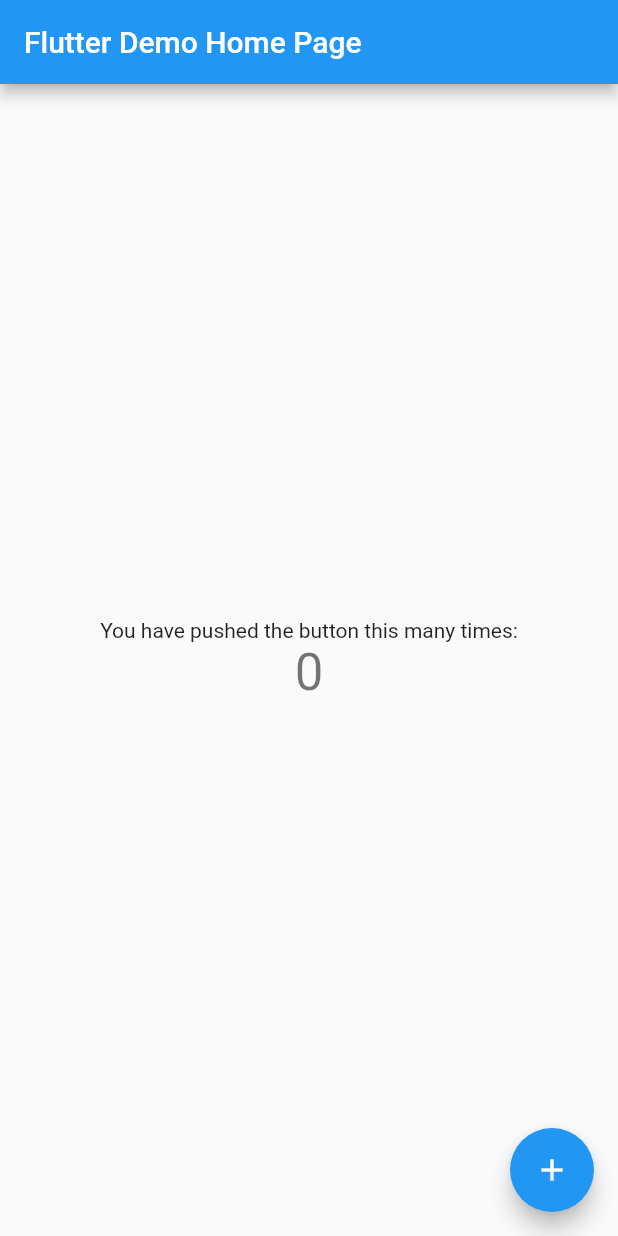
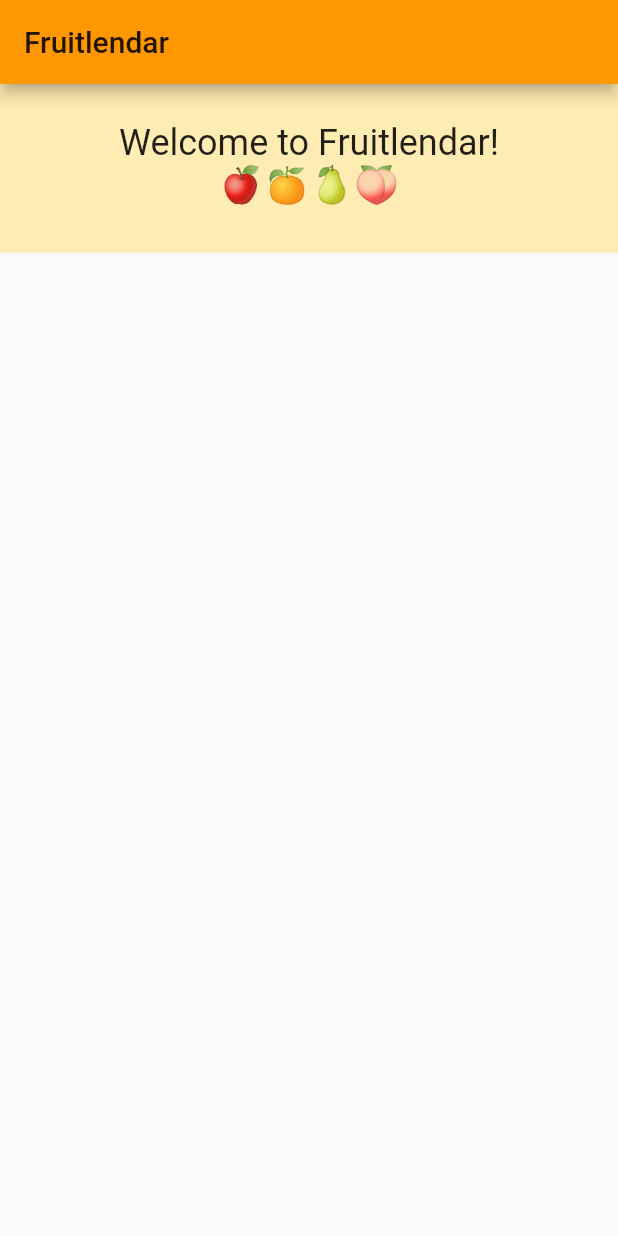
Before and after one commit to jennclee/fruitlendar, a Flutter app: the screen it shows after launch, on a phone screen of 412 x 824 dp. Run offline on Flutter 3.47's test engine with Material 2 defaults, Android fonts, the phone set to English and light mode, and no system bars.

Commit message:
Create hero section

```diff
--- /dev/null
+++ b/lib/hero.dart
@@ -0,0 +1,29 @@
+import 'package:flutter/material.dart';
+
+class HeroSection extends StatelessWidget {
+  HeroSection({Key key, this.title}) : super(key: key);
+  final String title;
+
+  @override
+  Widget build(BuildContext context) {
+    return Center(
+        child: Flexible(
+            flex: 2,
+            fit: FlexFit.tight,
+            child: Container(
+                constraints: BoxConstraints.expand(
+                  height: Theme.of(context).textTheme.headline4.fontSize * 1.1 +
+                      75.0,
+                ),
+                padding: const EdgeInsets.all(25.0),
+                color: Colors.amber[100],
+                child: Text(
+                  'Welcome to Fruitlendar! \n🍎🍊🍐🍑',
+                  textAlign: TextAlign.center,
+                  style: TextStyle(
+                    fontSize: 24,
+                    color: Colors.black87,
+                  ),
+                ))));
+  }
+}
--- a/lib/main.dart
+++ b/lib/main.dart
@@ -1,117 +1,41 @@
 import 'package:flutter/material.dart';
+import 'hero.dart';
 
 void main() {
   runApp(MyApp());
 }
 
 class MyApp extends StatelessWidget {
-  // This widget is the root of your application.
+  static const String _title = 'Fruitlendar';
+
   @override
   Widget build(BuildContext context) {
     return MaterialApp(
-      title: 'Flutter Demo',
+      title: _title,
       theme: ThemeData(
-        // This is the theme of your application.
-        //
-        // Try running your application with "flutter run". You'll see the
-        // application has a blue toolbar. Then, without quitting the app, try
-        // changing the primarySwatch below to Colors.green and then invoke
-        // "hot reload" (press "r" in the console where you ran "flutter run",
-        // or simply save your changes to "hot reload" in a Flutter IDE).
-        // Notice that the counter didn't reset back to zero; the application
-        // is not restarted.
-        primarySwatch: Colors.blue,
-        // This makes the visual density adapt to the platform that you run
-        // the app on. For desktop platforms, the controls will be smaller and
-        // closer together (more dense) than on mobile platforms.
+        primarySwatch: Colors.orange,
+        accentColor: Colors.lightGreen[300],
         visualDensity: VisualDensity.adaptivePlatformDensity,
       ),
-      home: MyHomePage(title: 'Flutter Demo Home Page'),
+      home: MyHomePage(title: _title),
     );
   }
 }
 
-class MyHomePage extends StatefulWidget {
+class MyHomePage extends StatelessWidget {
   MyHomePage({Key key, this.title}) : super(key: key);
-
-  // This widget is the home page of your application. It is stateful, meaning
-  // that it has a State object (defined below) that contains fields that affect
-  // how it looks.
-
-  // This class is the configuration for the state. It holds the values (in this
-  // case the title) provided by the parent (in this case the App widget) and
-  // used by the build method of the State. Fields in a Widget subclass are
-  // always marked "final".
-
   final String title;
 
   @override
-  _MyHomePageState createState() => _MyHomePageState();
-}
-
-class _MyHomePageState extends State<MyHomePage> {
-  int _counter = 0;
-
-  void _incrementCounter() {
-    setState(() {
-      // This call to setState tells the Flutter framework that something has
-      // changed in this State, which causes it to rerun the build method below
-      // so that the display can reflect the updated values. If we changed
-      // _counter without calling setState(), then the build method would not be
-      // called again, and so nothing would appear to happen.
-      _counter++;
-    });
-  }
-
-  @override
   Widget build(BuildContext context) {
-    // This method is rerun every time setState is called, for instance as done
-    // by the _incrementCounter method above.
-    //
-    // The Flutter framework has been optimized to make rerunning build methods
-    // fast, so that you can just rebuild anything that needs updating rather
-    // than having to individually change instances of widgets.
     return Scaffold(
-      appBar: AppBar(
-        // Here we take the value from the MyHomePage object that was created by
-        // the App.build method, and use it to set our appbar title.
-        title: Text(widget.title),
-      ),
-      body: Center(
-        // Center is a layout widget. It takes a single child and positions it
-        // in the middle of the parent.
-        child: Column(
-          // Column is also a layout widget. It takes a list of children and
-          // arranges them vertically. By default, it sizes itself to fit its
-          // children horizontally, and tries to be as tall as its parent.
-          //
-          // Invoke "debug painting" (press "p" in the console, choose the
-          // "Toggle Debug Paint" action from the Flutter Inspector in Android
-          // Studio, or the "Toggle Debug Paint" command in Visual Studio Code)
-          // to see the wireframe for each widget.
-          //
-          // Column has various properties to control how it sizes itself and
-          // how it positions its children. Here we use mainAxisAlignment to
-          // center the children vertically; the main axis here is the vertical
-          // axis because Columns are vertical (the cross axis would be
-          // horizontal).
-          mainAxisAlignment: MainAxisAlignment.center,
+        appBar: AppBar(
+          title: Text(this.title),
+        ),
+        body: Column(
           children: <Widget>[
-            Text(
-              'You have pushed the button this many times:',
-            ),
-            Text(
-              '$_counter',
-              style: Theme.of(context).textTheme.headline4,
-            ),
+            new HeroSection(),
           ],
-        ),
-      ),
-      floatingActionButton: FloatingActionButton(
-        onPressed: _incrementCounter,
-        tooltip: 'Increment',
-        child: Icon(Icons.add),
-      ), // This trailing comma makes auto-formatting nicer for build methods.
-    );
+        ));
   }
 }
```
